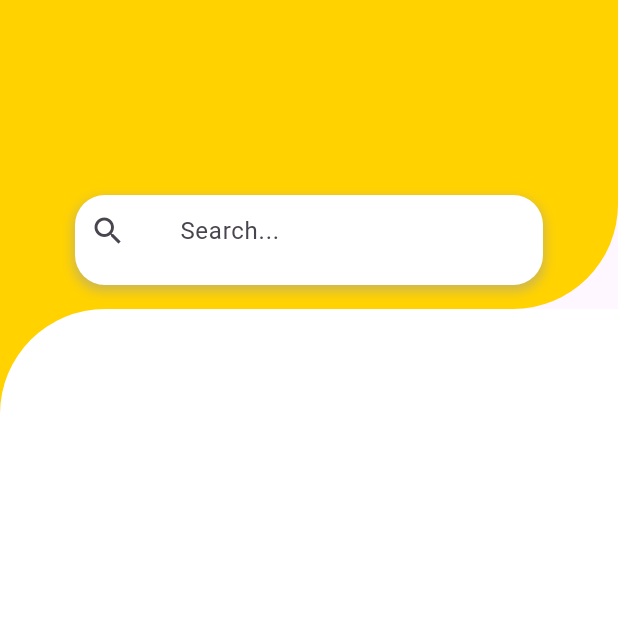
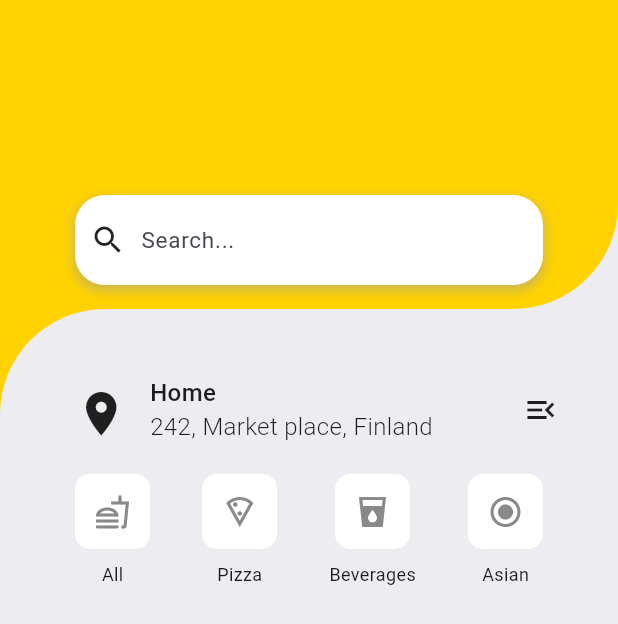
Before and after one commit to NirashaNirmani/food-delivery-app, a Flutter app: the HomeScreen screen opened directly, on a phone screen of 412 x 824 dp. Shown: the top 624 px of the screen. Run offline on Flutter 3.47's test engine with Material 3 defaults, Android fonts, the phone set to English and light mode, and no system bars; our stand-ins replace dots_indicator, get, google_fonts, iconsax.

Commit message:
Add Location_Horizontal containers

```diff
--- a/lib/features/authentication/screens/home_screen.dart
+++ b/lib/features/authentication/screens/home_screen.dart
@@ -1,11 +1,12 @@
 import 'package:flutter/material.dart';
 
 class HomeScreen extends StatelessWidget {
-  const HomeScreen({Key? key});
+  const HomeScreen({Key? key}) : super(key: key);
 
   @override
   Widget build(BuildContext context) {
     return Scaffold(
+      backgroundColor: const Color.fromARGB(255, 237, 236, 241),
       body: Stack(
         children: [
           Column(
@@ -26,7 +27,7 @@ class HomeScreen extends StatelessWidget {
                   ),
                   child: Container(
                     decoration: const BoxDecoration(
-                      color: Color.fromARGB(255, 255, 255, 255),
+                      color: Color.fromARGB(255, 237, 236, 241),
                       borderRadius:
                           BorderRadius.only(topLeft: Radius.circular(70)),
                     ),
@@ -41,9 +42,11 @@ class HomeScreen extends StatelessWidget {
             right: 0,
             child: Padding(
               padding: const EdgeInsets.all(50.0),
-              child: Container(
+              child: Column(
+                crossAxisAlignment: CrossAxisAlignment.start,
+                children: [
+                  Container(
                     height: 60,
-                width: 50, // Adjust the height as needed
                     decoration: BoxDecoration(
                       color: Colors.white,
                       borderRadius: BorderRadius.circular(20),
@@ -58,16 +61,68 @@ class HomeScreen extends StatelessWidget {
                     ),
                     child: Padding(
                       padding: const EdgeInsets.only(left: 10),
+                      child: Row(
+                        children: const [
+                          Icon(Icons.search),
+                          SizedBox(width: 10),
+                          Expanded(
                             child: TextField(
                               decoration: InputDecoration(
-                      contentPadding:
-                          const EdgeInsets.symmetric(horizontal: 20),
                                 hintText: 'Search...',
+                                hintStyle: TextStyle(fontSize: 15),
                                 border: InputBorder.none,
-                      icon: Icon(Icons.search),
                               ),
                             ),
                           ),
+                        ],
+                      ),
+                    ),
+                  ),
+                  const SizedBox(height: 60),
+                  Row(
+                    children: [
+                      const SizedBox(
+                        width: 30,
+                        height: 30,
+                        child: Icon(Icons.location_on,
+                            size: 35), // Adjust size here
+                      ),
+                      const SizedBox(width: 20),
+                      Column(
+                        crossAxisAlignment: CrossAxisAlignment.start,
+                        children: const [
+                          Text(
+                            'Home',
+                            style: TextStyle(
+                                fontSize: 16, fontWeight: FontWeight.w500),
+                          ),
+                          Text(
+                            '242, Market place, Finland',
+                            style: TextStyle(
+                                fontSize: 16, fontWeight: FontWeight.w300),
+                          ),
+                        ],
+                      ),
+                      const SizedBox(width: 60),
+                      Column(
+                        children: const [
+                          Icon(Icons.menu_open_outlined),
+                        ],
+                      ),
+                    ],
+                  ),
+                  const SizedBox(height: 20),
+                  Row(
+                    mainAxisAlignment: MainAxisAlignment.spaceBetween,
+                    children: [
+                      _buildIconButton(Icons.fastfood_outlined, 'All'),
+                      _buildIconButton(Icons.local_pizza_outlined, 'Pizza'),
+                      _buildIconButton(Icons.local_drink_sharp, 'Beverages'),
+                      _buildIconButton(
+                          Icons.radio_button_checked_outlined, 'Asian'),
+                    ],
+                  ),
+                ],
               ),
             ),
           ),
@@ -75,4 +130,30 @@ class HomeScreen extends StatelessWidget {
       ),
     );
   }
+
+  GestureDetector _buildIconButton(IconData icon, String label) {
+    return GestureDetector(
+      onTap: () {
+        // Handle button tap
+      },
+      child: Column(
+        children: [
+          Container(
+            width: 50,
+            height: 50,
+            decoration: BoxDecoration(
+              color: const Color.fromARGB(255, 255, 255, 255),
+              borderRadius: BorderRadius.circular(10),
+            ),
+            child: Icon(icon, color: const Color.fromARGB(255, 138, 136, 136)),
+          ),
+          const SizedBox(height: 8), // Adjust spacing between icon and label
+          Text(
+            label,
+            style: const TextStyle(fontSize: 12),
+          ),
+        ],
+      ),
+    );
   }
+}
```
Lines whose indentation alone changed are shown as unchanged.
